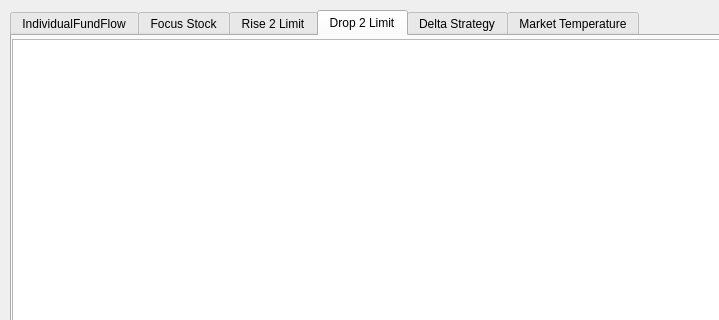
Old version of the form StockTip/form.ui in the repository Ruffia/ADRHis; both pictures show x 0 to 719 and y 0 to 320 of the 1117 by 701 pixel window.
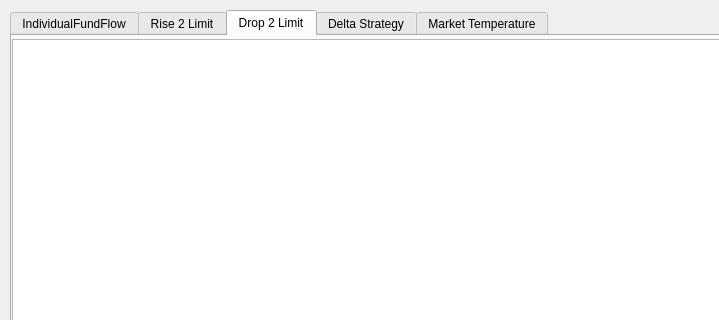
New version of the form. The open tabs and pages were chosen to show the change.

Commit message: Drop2Limit 关注天数从数据库Settings 表中读取

What changed in the file:
```diff
--- a/StockTip/form.ui
+++ b/StockTip/form.ui
@@ -98,11 +98,6 @@
      </widget>
     </widget>
    </widget>
-   <widget class="QWidget" name="m_tabFocusStock">
-    <attribute name="title">
-     <string>Focus Stock</string>
-    </attribute>
-   </widget>
    <widget class="QWidget" name="m_tabRise2Limit">
     <attribute name="title">
      <string>Rise 2 Limit</string>
```
Left out of the diff: 2 changed lines with no effect on the pictures. The commit also changes 2 other files.
